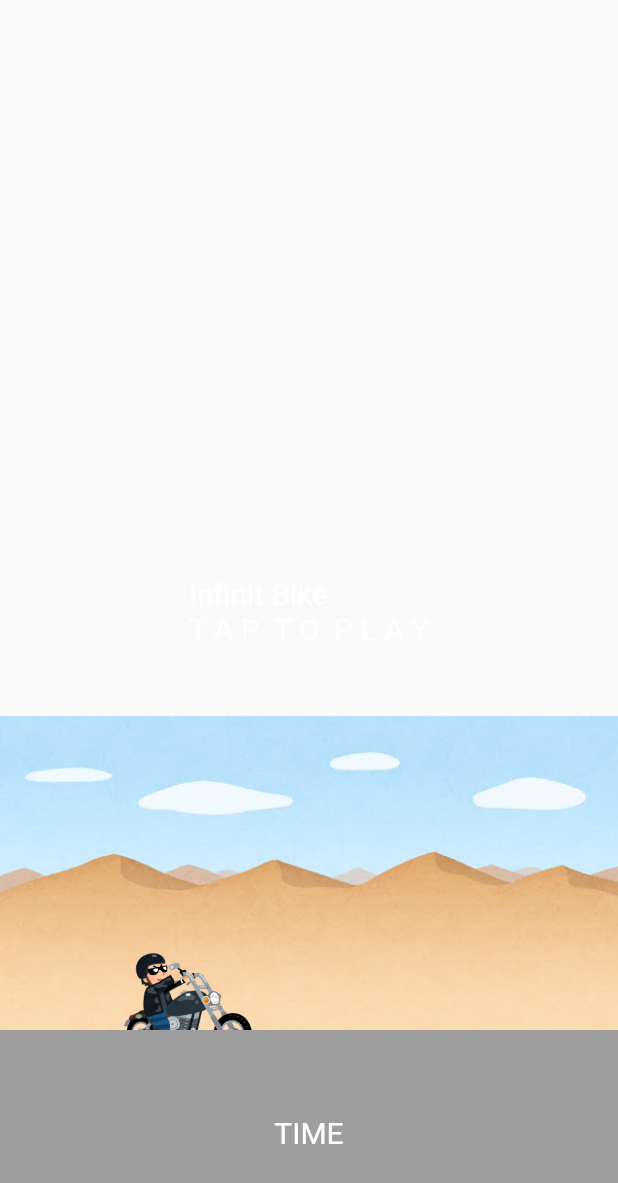
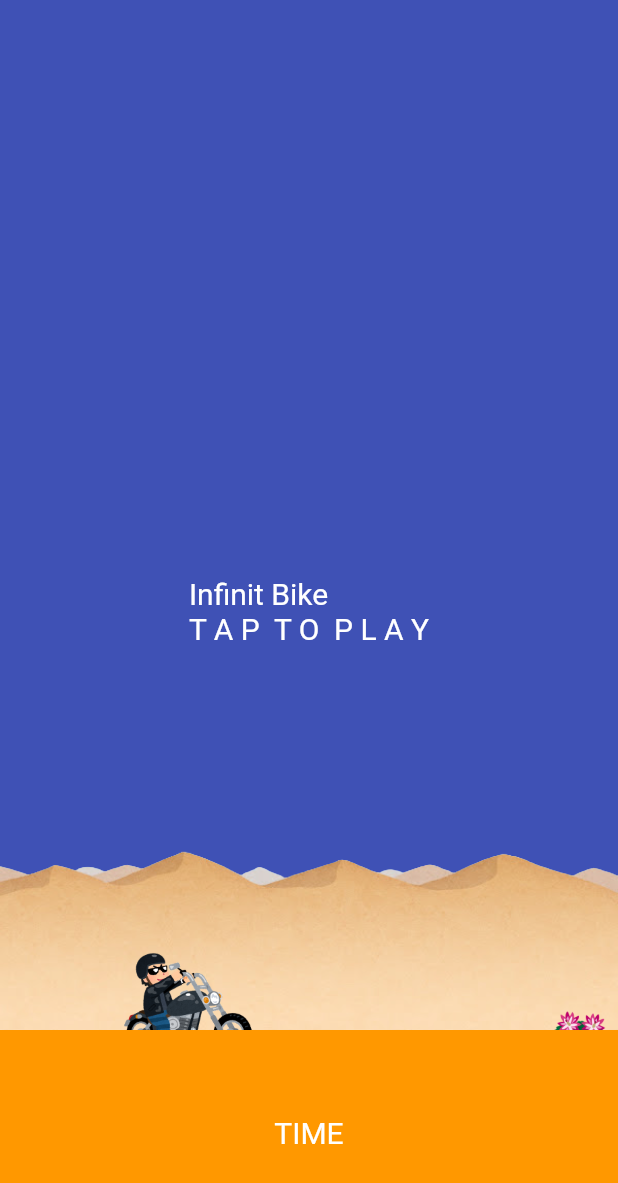
Before and after one commit to yuto90/runs_infinitely_bike, a Flutter app: the screen it shows after launch, on a phone screen of 412 x 824 dp. Shown: the top 1183 px of the screen. Run offline on Flutter 3.47's test engine with Material 2 defaults, Android fonts, the light colour scheme and no system bars.

Commit message:
空の色を変更可能にする、背景オブジェクトを追加

```diff
--- a/runs_infinitely_bike/lib/desert.dart
+++ b/runs_infinitely_bike/lib/desert.dart
@@ -1,21 +1,10 @@
 import 'package:flutter/material.dart';
 
 class Desert extends StatelessWidget {
-  final patten;
-  Desert({this.patten});
-  String desertPatten = '';
-
   @override
   Widget build(BuildContext context) {
-    if (patten == 'one') {
-      desertPatten = 'lib/images/sabaku_one.jpg';
-    } else if (patten == 'two') {
-      desertPatten = 'lib/images/sabaku_two.jpg';
-    } else {
-      desertPatten = 'lib/images/sabaku_one.jpg';
-    }
     return Container(
-      child: Image.asset(desertPatten),
+      child: Image.asset('lib/images/desert_touka.jpg'),
     );
   }
 }
--- a/runs_infinitely_bike/lib/mainpage.dart
+++ b/runs_infinitely_bike/lib/mainpage.dart
@@ -1,8 +1,10 @@
+import 'dart:io';
 import 'package:flutter/material.dart';
 import 'dart:async';
 import 'bike.dart';
 import 'cloud.dart';
 import 'desert.dart';
+import 'sabotenFlower.dart';
 
 class MainPage extends StatefulWidget {
   @override
@@ -19,6 +21,9 @@ class _MainPage extends State<MainPage> {
   static double desertTwoX = 3.1;
   static double desertThreeX = 7.2;
 
+  double sabotenFlowerYaxis = 1.1;
+  static double sabotenFlowerOneX = 1;
+
   bool sindou = true;
 
   void move() {
@@ -30,7 +35,7 @@ class _MainPage extends State<MainPage> {
 
   void startGame() {
     gameHasStarted = true;
-    Timer.periodic(Duration(milliseconds: 60), (timer) {
+    Timer.periodic(Duration(milliseconds: 100), (timer) {
       if (sindou) {
         setState(() {
           bikeYaxis = initialHeight + 0.005;
@@ -46,7 +51,7 @@ class _MainPage extends State<MainPage> {
         if (desertOneX < -5.3) {
           desertOneX += 10.6;
         } else {
-          desertOneX -= 0.03;
+          desertOneX -= 0.01;
         }
       });
 
@@ -54,7 +59,7 @@ class _MainPage extends State<MainPage> {
         if (desertTwoX < -5.3) {
           desertTwoX += 10.6;
         } else {
-          desertTwoX -= 0.03;
+          desertTwoX -= 0.01;
         }
       });
 
@@ -62,7 +67,15 @@ class _MainPage extends State<MainPage> {
         if (desertThreeX < -5.3) {
           desertThreeX += 10.6;
         } else {
-          desertThreeX -= 0.03;
+          desertThreeX -= 0.01;
+        }
+      });
+
+      setState(() {
+        if (sabotenFlowerOneX < -2) {
+          sabotenFlowerOneX += 4;
+        } else {
+          sabotenFlowerOneX -= 0.03;
         }
       });
     });
@@ -86,22 +99,23 @@ class _MainPage extends State<MainPage> {
               child: Stack(
                 children: [
                   Container(
+                    color: Colors.indigo,
+                  ),
+                  Container(
                     alignment: Alignment(desertOneX, 1.1),
-                    child: Desert(
-                      patten: 'one',
-                    ),
+                    child: Desert(),
                   ),
                   Container(
                     alignment: Alignment(desertTwoX, 1.1),
-                    child: Desert(
-                      patten: 'two',
-                    ),
+                    child: Desert(),
                   ),
                   Container(
                     alignment: Alignment(desertThreeX, 1.1),
-                    child: Desert(
-                      patten: 'three',
-                    ),
+                    child: Desert(),
+                  ),
+                  Container(
+                    alignment: Alignment(sabotenFlowerOneX, sabotenFlowerYaxis),
+                    child: SabotenFlower(),
                   ),
                   Container(
                     alignment: Alignment(-0.5, bikeYaxis),
@@ -122,7 +136,7 @@ class _MainPage extends State<MainPage> {
             Expanded(
               flex: 1,
               child: Container(
-                color: Colors.grey,
+                color: Colors.orange,
                 child: Row(
                   mainAxisAlignment: MainAxisAlignment.spaceEvenly,
                   children: [
--- /dev/null
+++ b/runs_infinitely_bike/lib/sabotenFlower.dart
@@ -0,0 +1,12 @@
+import 'package:flutter/material.dart';
+
+class SabotenFlower extends StatelessWidget {
+  @override
+  Widget build(BuildContext context) {
+    return Container(
+      width: 50,
+      height: 50,
+      child: Image.asset('lib/images/saboten_flower.jpg'),
+    );
+  }
+}
```
Also changed, not shown: runs_infinitely_bike/lib/images/desert_touka.jpg (added), runs_infinitely_bike/lib/images/desert_touka2.jpg (added), runs_infinitely_bike/lib/images/sabaku_one.jpg (deleted), runs_infinitely_bike/lib/images/sabaku_two.jpg (deleted), runs_infinitely_bike/lib/images/saboten_flower.jpg (added).
